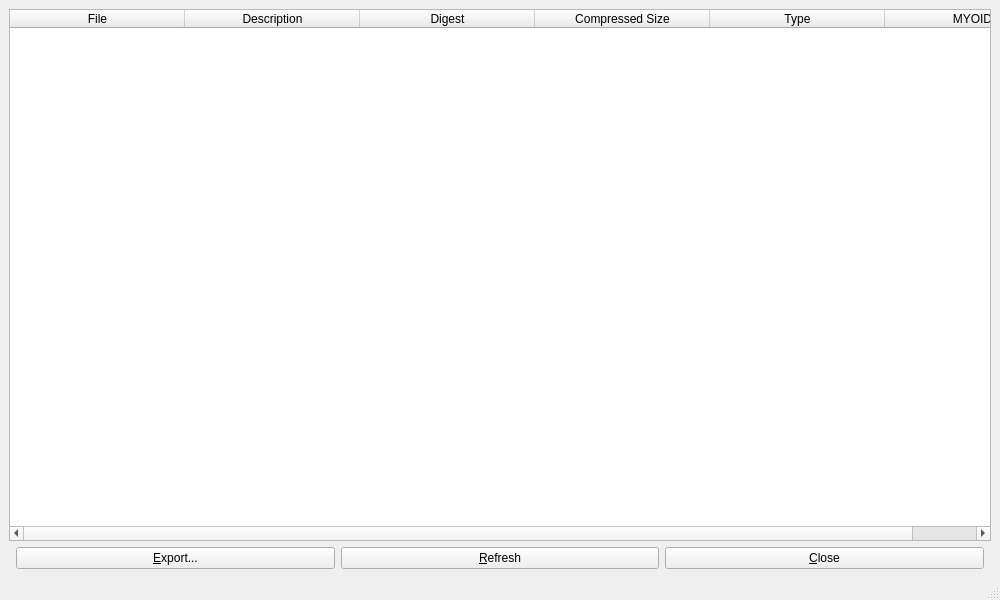
Before: the Qt Designer form UI/biblioteq_files.ui in textbrowser/biblioteq, drawn with Qt 5.
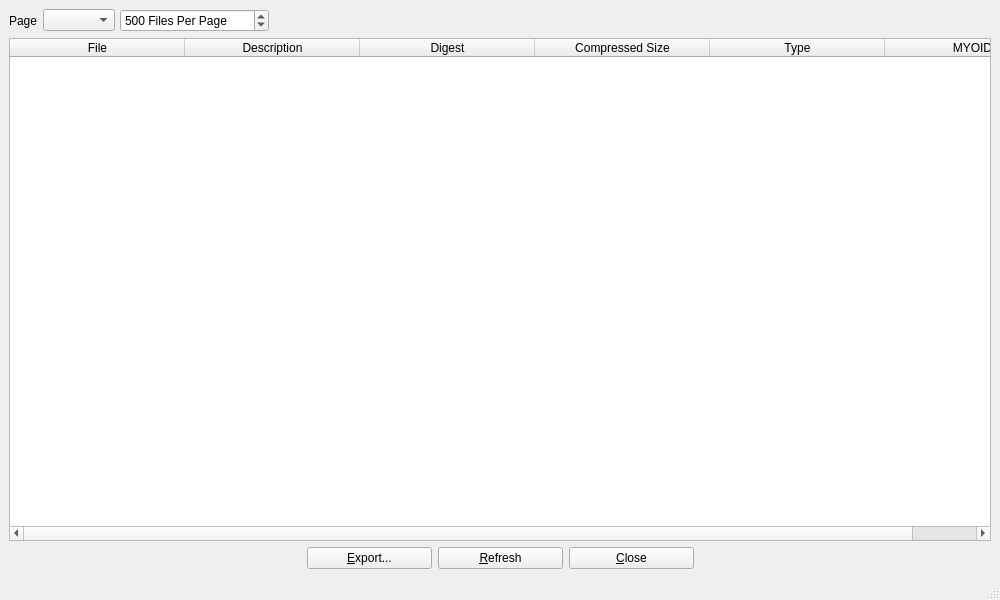
After: the same form once the commit is applied. Icons and pictures are not drawn.

Patch:
```diff
--- a/UI/biblioteq_files.ui
+++ b/UI/biblioteq_files.ui
@@ -19,6 +19,53 @@
   </property>
   <widget class="QWidget" name="centralwidget">
    <layout class="QVBoxLayout" name="verticalLayout">
+    <item>
+     <layout class="QHBoxLayout" name="horizontalLayout_38">
+      <property name="spacing">
+       <number>5</number>
+      </property>
+      <item>
+       <widget class="QLabel" name="label_122">
+        <property name="text">
+         <string>Page</string>
+        </property>
+       </widget>
+      </item>
+      <item>
+       <widget class="QComboBox" name="page">
+        <property name="sizeAdjustPolicy">
+         <enum>QComboBox::AdjustToContents</enum>
+        </property>
+       </widget>
+      </item>
+      <item>
+       <widget class="QSpinBox" name="pages">
+        <property name="suffix">
+         <string> Files Per Page</string>
+        </property>
+        <property name="maximum">
+         <number>999999999</number>
+        </property>
+        <property name="value">
+         <number>500</number>
+        </property>
+       </widget>
+      </item>
+      <item>
+       <spacer name="horizontalSpacer_32">
+        <property name="orientation">
+         <enum>Qt::Horizontal</enum>
+        </property>
+        <property name="sizeHint" stdset="0">
+         <size>
+          <width>40</width>
+          <height>20</height>
+         </size>
+        </property>
+       </spacer>
+      </item>
+     </layout>
+    </item>
     <item>
      <widget class="QTableWidget" name="files_table">
       <property name="minimumSize">
@@ -90,6 +137,12 @@
         <property name="orientation">
          <enum>Qt::Horizontal</enum>
         </property>
+        <property name="sizeHint" stdset="0">
+         <size>
+          <width>0</width>
+          <height>0</height>
+         </size>
+        </property>
        </spacer>
       </item>
       <item>
@@ -147,6 +200,12 @@
         <property name="orientation">
          <enum>Qt::Horizontal</enum>
         </property>
+        <property name="sizeHint" stdset="0">
+         <size>
+          <width>0</width>
+          <height>0</height>
+         </size>
+        </property>
        </spacer>
       </item>
      </layout>
```
Left out of the diff: 6 changed lines with no effect on the pictures.
